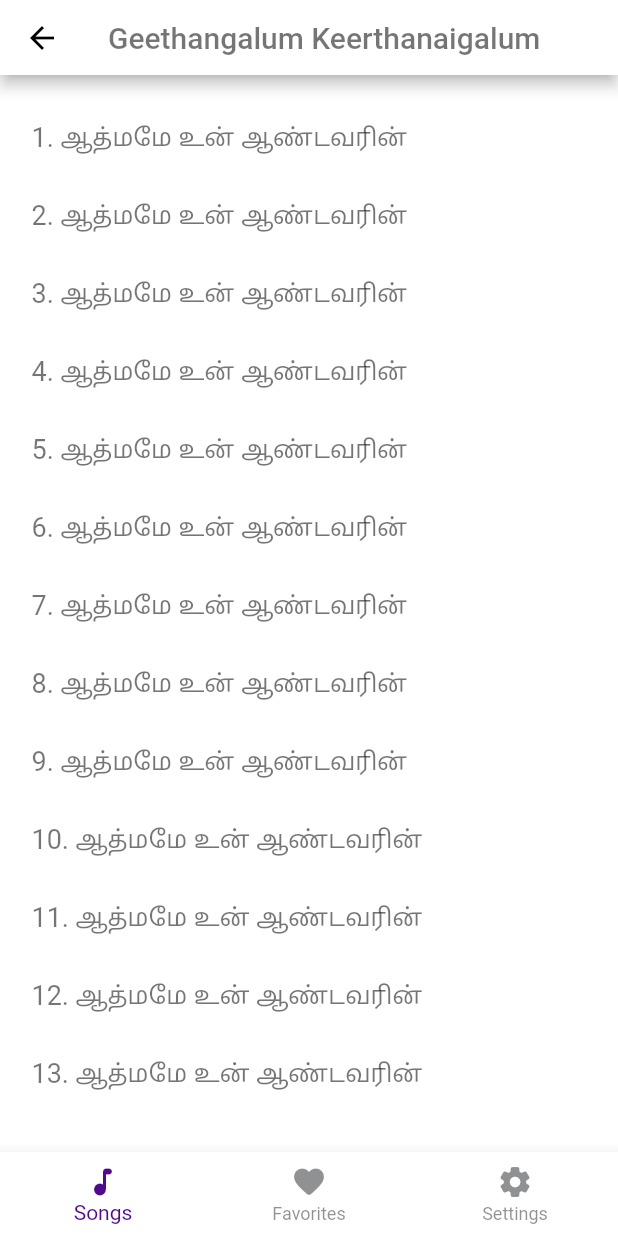
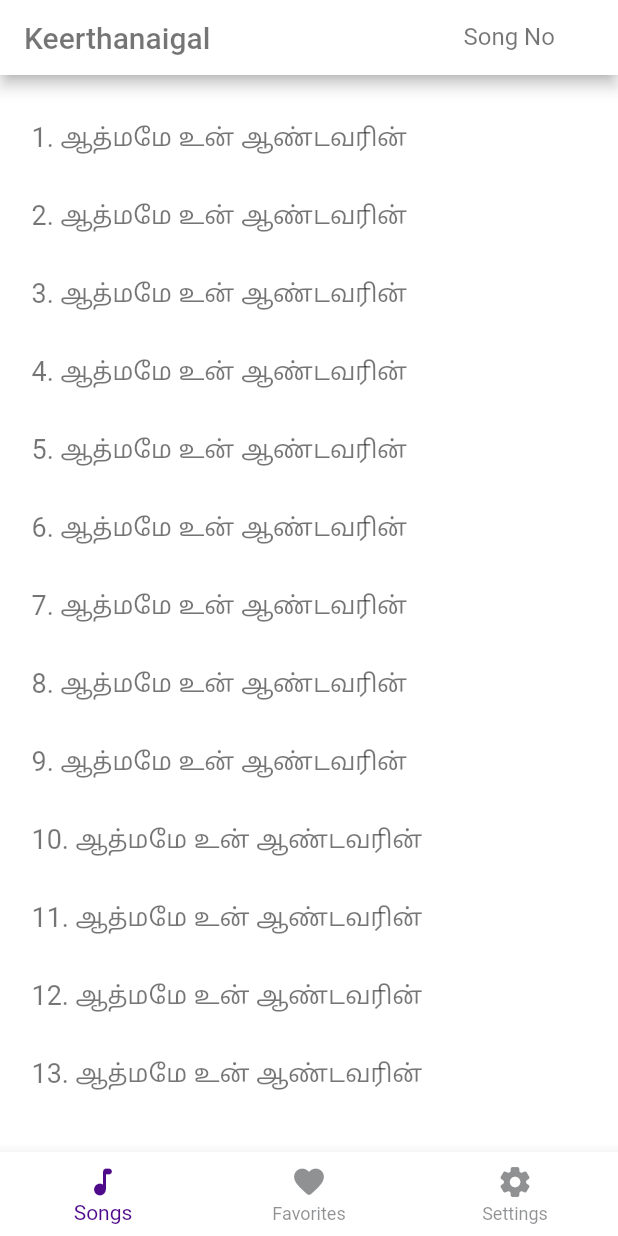
Before and after one commit to freddypaulz/keerthanaigal, a Flutter app: the screen it shows after launch, after a tap on "Done", on a phone screen of 412 x 824 dp. Run offline on Flutter 3.47's test engine with Material 2 defaults, Android fonts, the phone set to English and light mode, and no system bars; our stand-ins replace flutter_riverpod, shared_preferences.

Commit message:
favorites page and song number search

```diff
--- a/lib/pages/favorites/index.dart
+++ b/lib/pages/favorites/index.dart
@@ -1,12 +1,105 @@
 import 'package:flutter/material.dart';
+import 'package:flutter_riverpod/flutter_riverpod.dart';
+import 'package:keerthanaigal/models/song_model.dart';
+import '../../providers/song_provider.dart';
+import '../../providers/ui_provider.dart';
+import '../songView/index.dart';
+import 'package:keerthanaigal/layout/index.dart';
 
-class FavoritesPage extends StatelessWidget {
-  const FavoritesPage({Key? key}) : super(key: key);
+class Favorites extends StatelessWidget {
+  const Favorites({Key? key}) : super(key: key);
+  @override
+  Widget build(BuildContext context) {
+    return SafeArea(
+      child: Container(
+        height: MediaQuery.of(context).size.height,
+        child: SongListView(),
+      ),
+    );
+  }
+}
+
+class SongListView extends ConsumerWidget {
+  @override
+  Widget build(BuildContext context, watch) {
+    double width = MediaQuery.of(context).size.width;
+
+    SongState songsProviderData = watch(SongsProvider);
+    List<SongModel> songs = songsProviderData.songList.songs;
+    List<String> favoriteList = songsProviderData.favoriteList;
+
+    List<SongModel> favoriteSongs = songs.where((element) {
+      return favoriteList.contains(element.number.toString());
+    }).toList();
+
+    int count = favoriteSongs.length;
+
+    UiState uiProviderData = watch(UiProvider);
+
+    uiProviderData.getFontSize(width);
+
+    return ListView.builder(
+      itemBuilder: (context, index) {
+        int id = favoriteSongs[index].id;
+        String title = favoriteSongs[index].tamil.title;
+
+        return InkWell(
+          onTap: () {
+            songsProviderData.setSongId(id);
+            Navigator.push(
+                context,
+                // Routes.songViewPage,
+                MaterialPageRoute(builder: (context) => SongView()));
+          },
+          child: Container(
+            padding: EdgeInsets.only(top: 10, bottom: 10),
+            margin: EdgeInsets.all(5),
+            child: Text(
+              '${index + 1}. $title',
+              style: TextStyle(
+                color: Theme.of(context).textTheme.bodyText1?.color,
+                fontSize: uiProviderData.fontSize,
+              ),
+            ),
+          ),
+        );
+      },
+      itemCount: count,
+      physics: BouncingScrollPhysics(),
+    );
+  }
+}
+
+class KAppBar extends StatelessWidget implements PreferredSizeWidget {
+  final double height;
+
+  const KAppBar({Key? key, required this.height});
 
   @override
   Widget build(BuildContext context) {
-    return Container(
-      child: Text('Favorites'),
+    return AppBar(
+      title: Text(
+        'Favorites',
+        style: TextStyle(
+          color: Theme.of(context).textTheme.bodyText1?.color,
+        ),
+      ),
+      centerTitle: true,
+    );
+  }
+
+  @override
+  Size get preferredSize => Size.fromHeight(height);
+}
+
+class FavoritesPage extends StatelessWidget {
+  @override
+  Widget build(BuildContext context) {
+    return Layout(
+      body: Favorites(),
+      appBar: KAppBar(
+        height: 50,
+      ),
     );
   }
 }
--- a/lib/pages/home/index.dart
+++ b/lib/pages/home/index.dart
@@ -1,7 +1,9 @@
 import 'package:flutter/material.dart';
+import 'package:flutter/services.dart';
+import 'package:keerthanaigal/layout/index.dart';
 import 'package:keerthanaigal/pages/songView/index.dart';
-import '../../layout/index.dart';
 import 'package:flutter_riverpod/flutter_riverpod.dart';
+import 'package:keerthanaigal/widgets/TextWidget.dart';
 import '../../providers/song_provider.dart';
 import '../../providers/ui_provider.dart';
 import '../songView/index.dart';
@@ -40,7 +42,7 @@ class SongListView extends ConsumerWidget {
             Navigator.push(
                 context,
                 // Routes.songViewPage,
-                MaterialPageRoute(builder: (context) => SongView()));
+                MaterialPageRoute(builder: (context) => SongViewPage()));
           },
           child: Container(
             padding: EdgeInsets.only(top: 10, bottom: 10),
@@ -61,6 +63,85 @@ class SongListView extends ConsumerWidget {
   }
 }
 
+class SongNumberSearchField extends ConsumerWidget {
+  const SongNumberSearchField({
+    Key? key,
+  }) : super(key: key);
+
+  @override
+  Widget build(BuildContext context, watch) {
+    final _controller = TextEditingController();
+    SongState songsProviderData = watch(SongsProvider);
+
+    handleSongNoSearch(String value) {
+      int songIndex = songsProviderData.songList.songs
+          .indexWhere((element) => element.number == int.parse(value));
+      if (songIndex != -1) {
+        songsProviderData.setSongId(int.parse(value));
+        Navigator.push(
+          context,
+          // Routes.songViewPage,
+          MaterialPageRoute(builder: (context) => SongViewPage()),
+        );
+      } else {
+        showDialog(
+            context: context,
+            builder: (context) {
+              return AlertDialog(
+                backgroundColor: Theme.of(context).primaryColor,
+                content: SingleChildScrollView(
+                  child: TextWidget('No song found for that number!'),
+                ),
+                actions: <Widget>[
+                  TextButton(
+                    child: Text(
+                      'Got it!',
+                      style: TextStyle(
+                        color: Theme.of(context).accentColor,
+                      ),
+                    ),
+                    onPressed: () {
+                      Navigator.of(context).pop();
+                    },
+                  ),
+                ],
+              );
+            });
+      }
+
+      print(value);
+      _controller.clear();
+    }
+
+    return TextField(
+      controller: _controller,
+      keyboardType: TextInputType.number,
+      inputFormatters: <TextInputFormatter>[
+        FilteringTextInputFormatter.allow(RegExp(r'[0-9]')),
+      ],
+      decoration: InputDecoration(
+        isDense: true,
+        contentPadding: EdgeInsets.all(5.0),
+        hintText: 'Song No',
+        hintStyle: TextStyle(
+          color: Theme.of(context).textTheme.bodyText1?.color,
+        ),
+        enabledBorder: OutlineInputBorder(
+          borderSide: BorderSide(
+            color: Colors.white70,
+          ),
+        ),
+        focusedBorder: OutlineInputBorder(
+          borderSide: BorderSide(
+            color: Theme.of(context).accentColor,
+          ),
+        ),
+      ),
+      onSubmitted: handleSongNoSearch,
+    );
+  }
+}
+
 class KAppBar extends StatelessWidget implements PreferredSizeWidget {
   final double height;
 
@@ -69,14 +150,20 @@ class KAppBar extends StatelessWidget implements PreferredSizeWidget {
   @override
   Widget build(BuildContext context) {
     return AppBar(
-      // backgroundColor: ,
       title: Text(
-        'Geethangalum Keerthanaigalum',
+        'Keerthanaigal',
         style: TextStyle(
           color: Theme.of(context).textTheme.bodyText1?.color,
         ),
       ),
-      centerTitle: true,
+      actions: [
+        Container(
+          width: 100,
+          margin: EdgeInsets.only(top: 10, bottom: 8, right: 8),
+          child: SongNumberSearchField(),
+        ),
+      ],
+      // centerTitle: true,
     );
   }
 
@@ -89,9 +176,9 @@ class HomePage extends StatelessWidget {
   Widget build(BuildContext context) {
     return Layout(
       body: Home(),
-      // appBar: KAppBar(
-      //   height: 50,
-      // ),
+      appBar: KAppBar(
+        height: 50,
+      ),
     );
   }
 }
--- a/lib/pages/main/index.dart
+++ b/lib/pages/main/index.dart
@@ -19,9 +19,8 @@ class KAppBar extends StatelessWidget implements PreferredSizeWidget {
   @override
   Widget build(BuildContext context) {
     return AppBar(
-      // backgroundColor: ,
       title: Text(
-        'Geethangalum Keerthanaigalum',
+        'Keerthanaigal',
         style: TextStyle(
           color: Theme.of(context).textTheme.bodyText1?.color,
         ),
@@ -61,11 +60,10 @@ class _MainPageState extends State<MainPage> {
               _buildOffstageNavigator(2),
             ],
           ),
-          padding: EdgeInsets.all(16),
         ),
-        appBar: KAppBar(
-          height: 50,
-        ),
+        // appBar: KAppBar(
+        //   height: 50,
+        // ),
         bottomNavigationBar: BottomNavigationBar(
           currentIndex: _selectedIndex,
           onTap: (index) {
@@ -96,7 +94,7 @@ class _MainPageState extends State<MainPage> {
     return {
       '/': (context) {
         return [
-          Home(),
+          HomePage(),
           FavoritesPage(),
           SettingsPage(),
         ].elementAt(index);
--- a/lib/pages/songView/index.dart
+++ b/lib/pages/songView/index.dart
@@ -133,6 +133,9 @@ class SongViewPage extends StatelessWidget {
   Widget build(BuildContext context) {
     return Layout(
       body: SongView(),
+      appBar: KAppBar(
+        height: 50,
+      ),
     );
   }
 }
--- a/lib/routes.dart
+++ b/lib/routes.dart
@@ -20,7 +20,7 @@ class Routes {
         );
       case Routes.homePage:
         return MaterialPageRoute<dynamic>(
-          builder: (_) => HomePage(),
+          builder: (_) => Home(),
         );
       case Routes.onboardingPage:
         return MaterialPageRoute<dynamic>(
```
